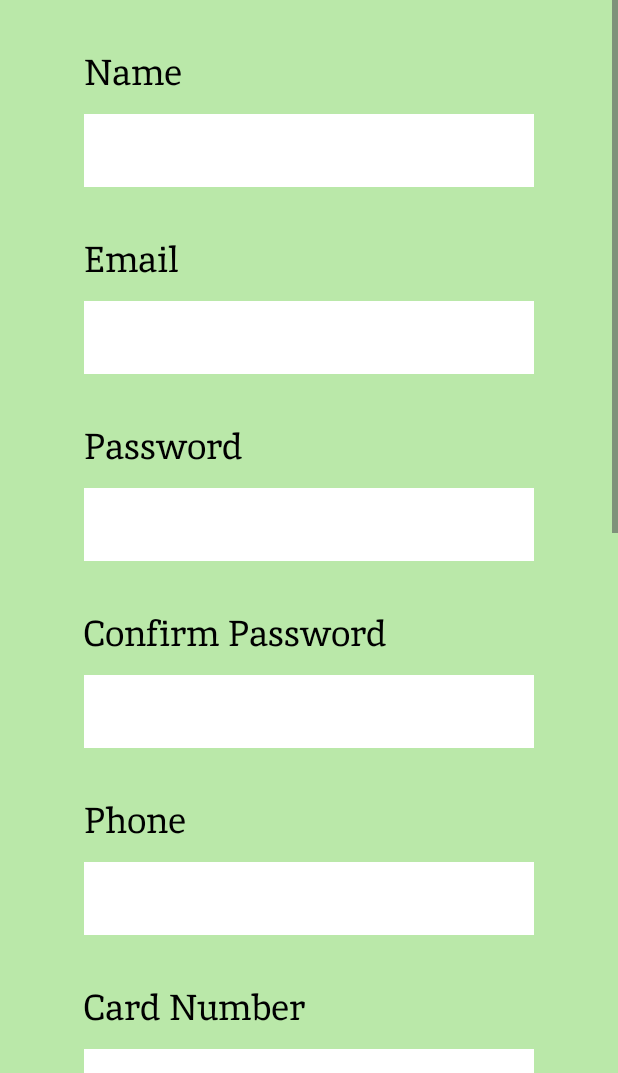
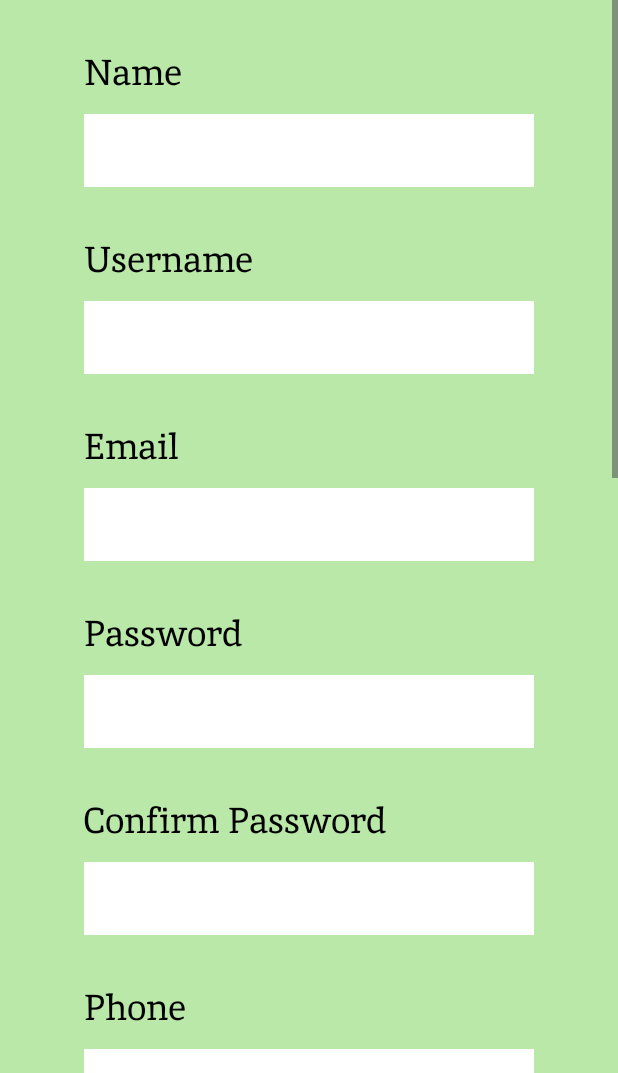
Before and after one commit to And102Group16/sustainable-marketplace, an Android app: the screen it shows after launch (SignupActivity), after a tap on "Sign up/ register", on a phone screen of 412 x 824 dp, the part 163-1236 px from its top. Run offline under Robolectric (Android 15) with nearby library versions, the phone set to English and light mode, and no system bars; our stand-ins replace Firebase (no records; nobody signed in at launch, a user with empty details on screens opened directly).

```diff
--- a/Sustainify/app/build.gradle.kts
+++ b/Sustainify/app/build.gradle.kts
@@ -48,7 +48,6 @@ dependencies {
     androidTestImplementation("androidx.test.espresso:espresso-core:3.5.1")
 
     implementation("com.google.android.material:material:1.11.0")
-
     implementation(platform("com.google.firebase:firebase-bom:32.8.1"))
     // When using bom(bill of materials), do not specify version the firebase libraries
     implementation("com.google.firebase:firebase-auth")
@@ -60,6 +59,4 @@ dependencies {
     implementation("org.jetbrains.kotlinx:kotlinx-coroutines-android:1.3.9")
 
     implementation("com.github.bumptech.glide:glide:4.16.0")
-
-
 }
--- a/Sustainify/app/src/main/java/com/example/sustainify/ItemsAdapter.kt
+++ b/Sustainify/app/src/main/java/com/example/sustainify/ItemsAdapter.kt
@@ -46,4 +46,10 @@ class ItemsAdapter(private val items: MutableList<Item>, private val role: Strin
     override fun getItemCount(): Int {
         return items.size
     }
+
+    companion object {
+        fun notifyItemRangeInserted(adapter: RecyclerView.Adapter<*>, positionStart: Int, itemCount: Int) {
+            adapter.notifyItemRangeInserted(positionStart, itemCount)
+        }
+    }
 }
--- a/Sustainify/app/src/main/java/com/example/sustainify/LoginActivity.kt
+++ b/Sustainify/app/src/main/java/com/example/sustainify/LoginActivity.kt
@@ -1,9 +1,12 @@
 package com.example.sustainify
 
+import android.content.Context
 import android.content.Intent
+import android.content.SharedPreferences
 import android.os.Bundle
 import android.provider.MediaStore.Audio.Radio
 import android.widget.Button
+import android.widget.EditText
 import android.widget.RadioGroup
 import android.widget.TextView
 import androidx.appcompat.app.AppCompatActivity
@@ -15,6 +18,8 @@ class LoginActivity : AppCompatActivity() {
     private lateinit var rgLoginType : RadioGroup
     var selectedOption: String = ""
 
+    private lateinit var sharedPreferences: SharedPreferences
+
     override fun onCreate(savedInstanceState: Bundle?) {
         super.onCreate(savedInstanceState)
         setContentView(R.layout.activity_login)
@@ -22,6 +27,9 @@ class LoginActivity : AppCompatActivity() {
         loginButton = findViewById(R.id.btnLogin)
         signupText = findViewById(R.id.tvSignUp)
         rgLoginType = findViewById(R.id.rgLoginType)
+
+        sharedPreferences = getSharedPreferences("MyPrefs", Context.MODE_PRIVATE)
+        val usernameEditText = findViewById<EditText>(R.id.etUsername)
 
         rgLoginType.setOnCheckedChangeListener { group, checkedId ->
             selectedOption = when (checkedId) {
@@ -33,6 +41,14 @@ class LoginActivity : AppCompatActivity() {
 
         loginButton.setOnClickListener {
             // Handle Add Product Button click
+
+            //store username in shared preferences
+            val username = usernameEditText.text.toString().trim()
+
+            // Store username in SharedPreferences
+            val editor = sharedPreferences.edit()
+            editor.putString("username", username)
+            editor.apply()
 
             val intent = Intent(this, HomeActivity::class.java)
             intent.putExtra("loginType", selectedOption)
--- a/Sustainify/app/src/main/java/com/example/sustainify/MainActivity.kt
+++ b/Sustainify/app/src/main/java/com/example/sustainify/MainActivity.kt
@@ -13,17 +13,12 @@ class MainActivity : AppCompatActivity() {
     override fun onCreate(savedInstanceState: Bundle?) {
         super.onCreate(savedInstanceState)
         setContentView(R.layout.activity_main)
-
-//        firebaseWriteTest()
-
         Handler(Looper.getMainLooper()).postDelayed({
             val intent = Intent(this, LoginActivity::class.java)
             startActivity(intent)
             finish() // Close this activity
         }, splashTimeOut)
     }
-
-
     private fun firebaseWriteTest(){
         val db = Firebase.database
         val ref = db.getReference("listings")
--- a/Sustainify/app/src/main/java/com/example/sustainify/ProductDetailFragment.kt
+++ b/Sustainify/app/src/main/java/com/example/sustainify/ProductDetailFragment.kt
@@ -25,7 +25,6 @@ class ProductDetailFragment : AppCompatActivity() {
             // Close the current activity and return to the previous one
             finish()
         }
-
         val imageGallery = findViewById<LinearLayout>(R.id.imageGallery)
         val images = emptyList<String>() // TODO retrieve images from the object passed to this activity
 
--- a/Sustainify/app/src/main/java/com/example/sustainify/SignupActivity.kt
+++ b/Sustainify/app/src/main/java/com/example/sustainify/SignupActivity.kt
@@ -1,8 +1,11 @@
 package com.example.sustainify
 
+import android.content.Context
 import android.content.Intent
+import android.content.SharedPreferences
 import android.os.Bundle
 import android.widget.Button
+import android.widget.EditText
 import androidx.appcompat.app.AppCompatActivity
 
 class SignupActivity : AppCompatActivity() {
@@ -15,7 +18,7 @@ class SignupActivity : AppCompatActivity() {
 
             btnSignup.setOnClickListener {
             // Handle Add Product Button click
-            val intent = Intent(this, HomeActivity::class.java)
+            val intent = Intent(this, LoginActivity::class.java)
             startActivity(intent)
         }
     }
--- a/Sustainify/app/src/main/res/layout/activity_signup.xml
+++ b/Sustainify/app/src/main/res/layout/activity_signup.xml
@@ -37,6 +37,7 @@
             android:textSize="24sp"
             android:textColor="@color/black" />
 
+
         <EditText
             android:id="@+id/etName"
             android:layout_width="300dp"
@@ -48,10 +49,33 @@
             android:background="@drawable/input_field_background"
             android:padding="12dp" />
 
+        <TextView
+            android:id="@+id/tvUsername"
+            android:layout_below="@+id/etName"
+            android:layout_width="wrap_content"
+            android:layout_height="wrap_content"
+            android:layout_marginTop="32dp"
+            android:layout_alignStart="@id/etName"
+            android:text="Username"
+            android:fontFamily="@font/inika_regular"
+            android:textSize="24sp"
+            android:textColor="@color/black" />
+
+        <EditText
+            android:id="@+id/etUsername"
+            android:layout_width="300dp"
+            android:layout_height="wrap_content"
+            android:layout_below="@+id/tvUsername"
+            android:inputType="textPersonName"
+            android:layout_centerHorizontal="true"
+            android:layout_marginTop="12dp"
+            android:background="@drawable/input_field_background"
+            android:padding="12dp" />
+
         <!-- Email Field -->
         <TextView
             android:id="@+id/tvEmail"
-            android:layout_below="@+id/etName"
+            android:layout_below="@+id/etUsername"
             android:layout_width="wrap_content"
             android:layout_height="wrap_content"
             android:layout_marginTop="32dp"
--- a/Sustainify/app/src/main/res/layout/add_product.xml
+++ b/Sustainify/app/src/main/res/layout/add_product.xml
@@ -175,8 +175,6 @@
             android:layout_height="wrap_content"
             android:orientation="horizontal" />
     </HorizontalScrollView>
-
-
     <Button
         android:id="@+id/button"
         android:layout_width="136dp"
--- a/Sustainify/app/src/main/res/layout/fragment_product_detail.xml
+++ b/Sustainify/app/src/main/res/layout/fragment_product_detail.xml
@@ -6,9 +6,6 @@
     android:layout_height="match_parent"
     android:background="#CAEAA5"
     tools:context=".ProductDetailFragment">
-
-
-
         <ImageView
             android:id="@+id/backButtonPd"
             android:layout_width="wrap_content"
--- a/Sustainify/build.gradle.kts
+++ b/Sustainify/build.gradle.kts
@@ -1,11 +1,14 @@
+
 buildscript {
     dependencies {
         classpath("com.google.gms:google-services:4.4.1")
     }
 }
+
 // Top-level build file where you can add configuration options common to all sub-projects/modules.
 plugins {
     id("com.android.application") version "8.2.1" apply false
     id("org.jetbrains.kotlin.android") version "1.9.22" apply false
+
     id("com.google.gms.google-services") version "4.4.1" apply false
 }
```
Also changed, not shown: Sustainify/app/src/main/java/com/example/sustainify/AddProduct.kt (+36 -5 lines), Sustainify/app/src/main/java/com/example/sustainify/Item.kt (+8 -8 lines), Sustainify/app/src/main/java/com/example/sustainify/ListingsFragment.kt (+36 -26 lines), Sustainify/app/src/main/res/layout/activity_login.xml (+6 -6 lines), 1 other file.
